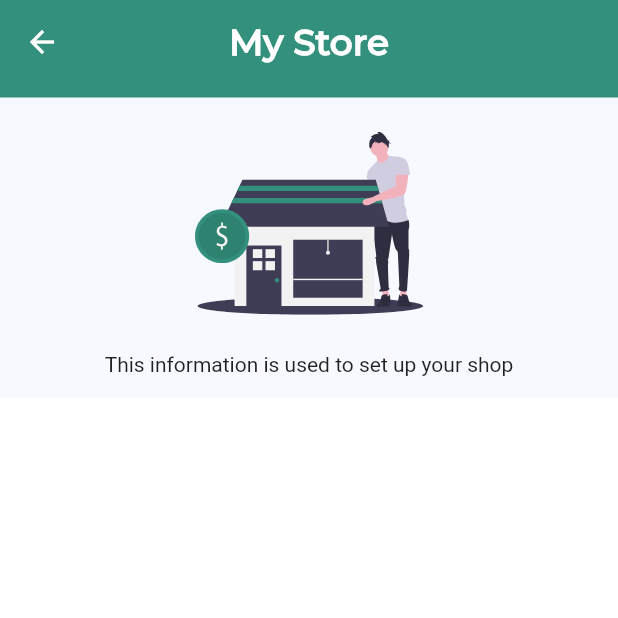
After one commit to HusseinSalem17/TradlyApp, a Flutter app: the CreateStoreScreen screen opened by its route, on a phone screen of 412 x 824 dp, the top half of it. The commit adds this screen. Run offline on Flutter 3.47's test engine with Material 2 defaults, Android fonts, the phone set to English and light mode, and no system bars; our stand-ins replace bloc, dartz, dio, equatable, flutter_bloc, flutter_svg and 3 more.

Commit message:
adding logo & create store details sections

```diff
--- /dev/null
+++ b/lib/features/store_feature/presentation/views/widgets/create_store_details_section.dart
@@ -0,0 +1,25 @@
+import 'package:flutter/material.dart';
+
+import '../../../../../core/utils/colors.dart';
+class CreateStoreDetailsSection extends StatelessWidget {
+  const CreateStoreDetailsSection({
+    super.key,
+  });
+
+  @override
+  Widget build(BuildContext context) {
+    return Positioned.fill(
+      child: Padding(
+        padding: const EdgeInsets.only(top: 200),
+        child: Container(
+          color: AssetsColors.white,
+          child: const SingleChildScrollView(
+            child: Column(
+              children: [],
+            ),
+          ),
+        ),
+      ),
+    );
+  }
+}
--- /dev/null
+++ b/lib/features/store_feature/presentation/views/widgets/create_store_logo_section.dart
@@ -0,0 +1,30 @@
+import 'package:flutter/material.dart';
+import 'package:flutter_svg/svg.dart';
+
+import '../../../../../core/utils/image_assets.dart';
+
+class LogoSection extends StatelessWidget {
+  const LogoSection({
+    super.key,
+  });
+
+  @override
+  Widget build(BuildContext context) {
+    return Center(
+      child: Column(
+        children: [
+          const SizedBox(height: 23),
+          SvgPicture.asset(
+            AssetsImages.storeScreenLogo,
+            fit: BoxFit.cover,
+          ),
+          const SizedBox(height: 25.11),
+          const Text(
+            'This information is used to set up your shop',
+          ),
+          const SizedBox(height: 17),
+        ],
+      ),
+    );
+  }
+}
```
Also changed, not shown: lib/features/store_feature/presentation/views/create_store_screen.dart (+4 -51 lines).
